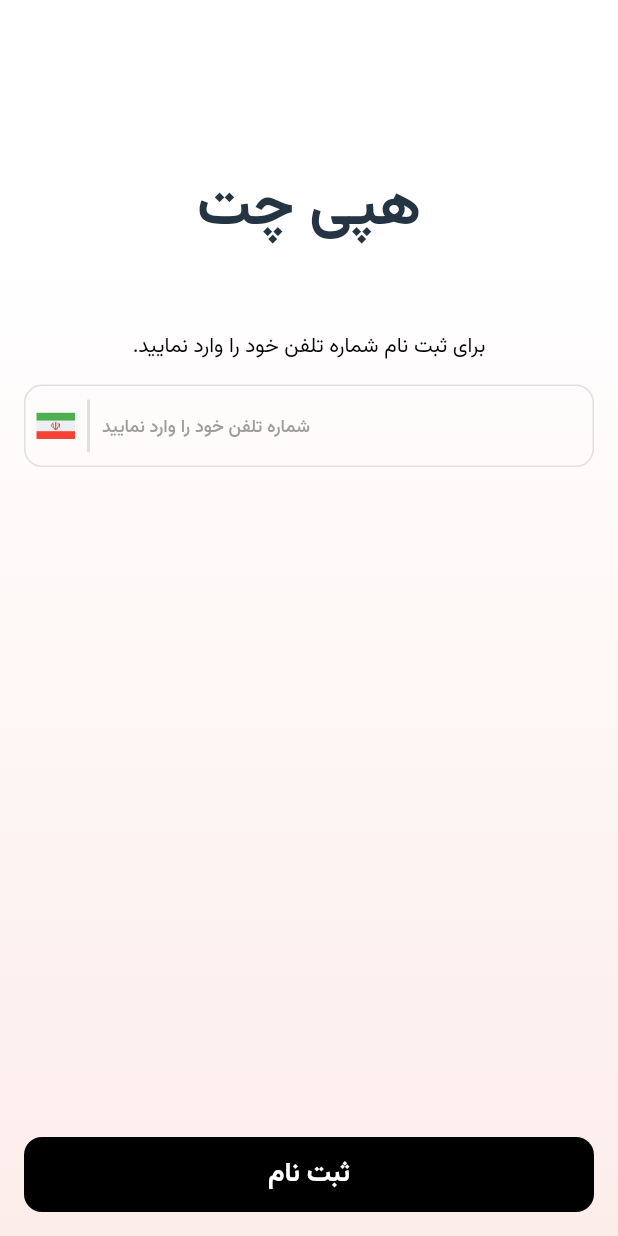
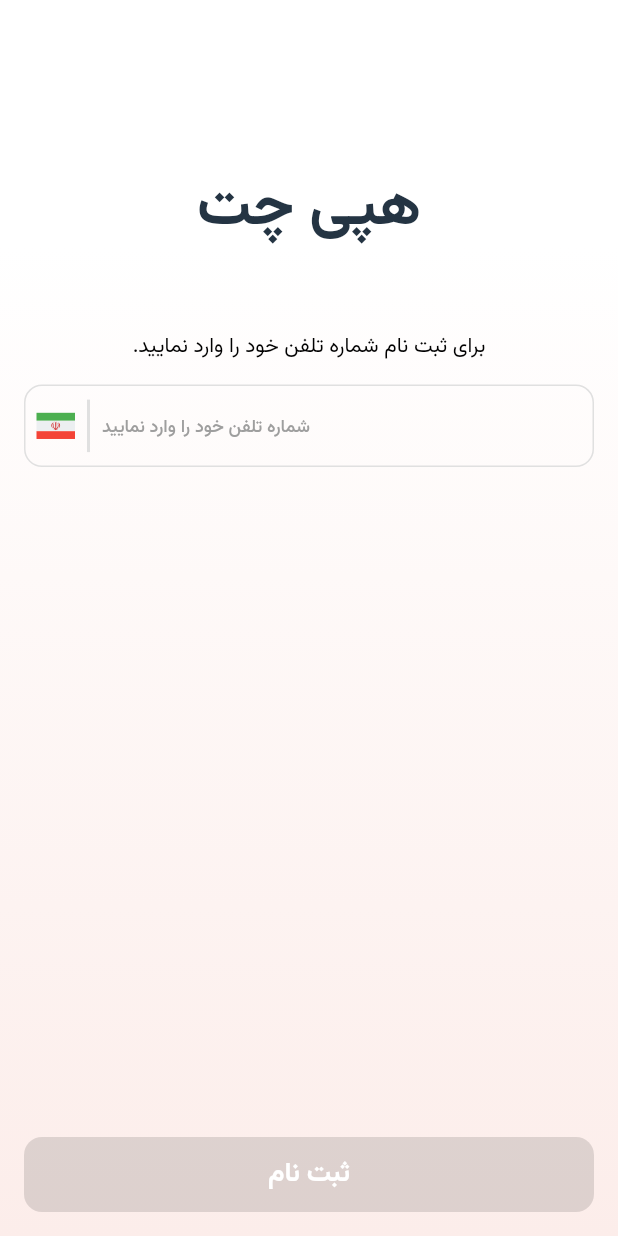
Before and after one commit to j-ansari/happy_chat, a Flutter app: the screen it shows after launch, on a phone screen of 412 x 824 dp. Run offline on Flutter 3.47's test engine with Material 3 defaults, Android fonts, the light colour scheme and no system bars; our stand-ins replace dio, equatable, flutter_bloc, flutter_svg, get_it, pinput and 2 more; missing offline and left inert: mqtt_client, otp_autofill.

Commit message:
handle disable button and fix back button bug

```diff
--- a/lib/src/view/pages/login_page.dart
+++ b/lib/src/view/pages/login_page.dart
@@ -1,10 +1,10 @@
 import 'package:flutter/material.dart';
 import 'package:flutter_bloc/flutter_bloc.dart';
 import 'package:flutter_svg/svg.dart';
-import 'package:happy_chat_app/src/core/constants/app_images.dart';
-import 'package:happy_chat_app/src/core/constants/app_strings.dart';
 import 'package:happy_chat_app/src/core/helper/context_extension.dart';
 import 'package:happy_chat_app/src/view/pages/verify_page.dart';
+import '../../core/constants/app_images.dart';
+import '../../core/constants/app_strings.dart';
 import '../../core/helper/custom_regex_handler.dart';
 import '../../view_model/auth/auth_cubit.dart';
 import '../widgets/widgets.dart';
@@ -41,21 +41,14 @@ class _LoginPageState extends State<LoginPage> {
       listenWhen:
           (prev, curr) =>
               prev.errorMessage != curr.errorMessage ||
-              prev.phone != curr.phone ||
-              prev.isLoading != curr.isLoading,
+              prev.isSuccess != curr.isSuccess,
       listener: (context, state) {
-        if (state.errorMessage != null) {
-          ScaffoldMessenger.of(
-            context,
-          ).showSnackBar(SnackBar(content: Text(state.errorMessage!)));
-        }
-
         if (state.phone != null &&
             !state.isLoading &&
             state.errorMessage == null) {
           WidgetsBinding.instance.addPostFrameCallback((_) {
             if (mounted) {
-              Navigator.pushReplacement(
+              Navigator.push(
                 context,
                 MaterialPageRoute(
                   builder: (_) => VerifyPage(phone: state.phone!),
@@ -96,6 +89,8 @@ class _LoginPageState extends State<LoginPage> {
                         keyboardType: TextInputType.phone,
                         maxLength: 11,
                         focusNode: focusNode,
+                        onChanged:
+                            (v) => context.read<AuthCubit>().setPhoneNumber(v),
                         validator: (phone) {
                           if (phone == null ||
                               phone.length != 11 ||
@@ -145,16 +140,28 @@ class _LoginPageState extends State<LoginPage> {
                     },
                   ),
                 ),
+                if (state.errorMessage != null)
+                  Text(
+                    state.errorMessage!,
+                    style: context.textTheme.bodyMedium?.copyWith(
+                      color: context.colorSchema.error,
+                    ),
+                  ),
               ],
             ),
           ),
-          fab: CustomButton(
-            title: state.isLoading ? "در حال ارسال..." : "ثبت نام",
-            isLoading: state.isLoading,
-            onPressed: () {
-              if (!key.currentState!.validate()) return;
-              final phone = phoneController.text.trim();
-              context.read<AuthCubit>().sendOtp(phone);
+          fab: BlocBuilder<AuthCubit, AuthState>(
+            builder: (context, state) {
+              return CustomButton(
+                title: "ثبت نام",
+                isLoading: state.isLoading,
+                isDisable: !state.isDisabled,
+                onPressed: () {
+                  if (!key.currentState!.validate()) return;
+                  final phone = phoneController.text.trim();
+                  context.read<AuthCubit>().sendOtp(phone);
+                },
+              );
             },
           ),
         );
```
Also changed, not shown: lib/src/view_model/auth/auth_cubit.dart (+19 -2 lines).
